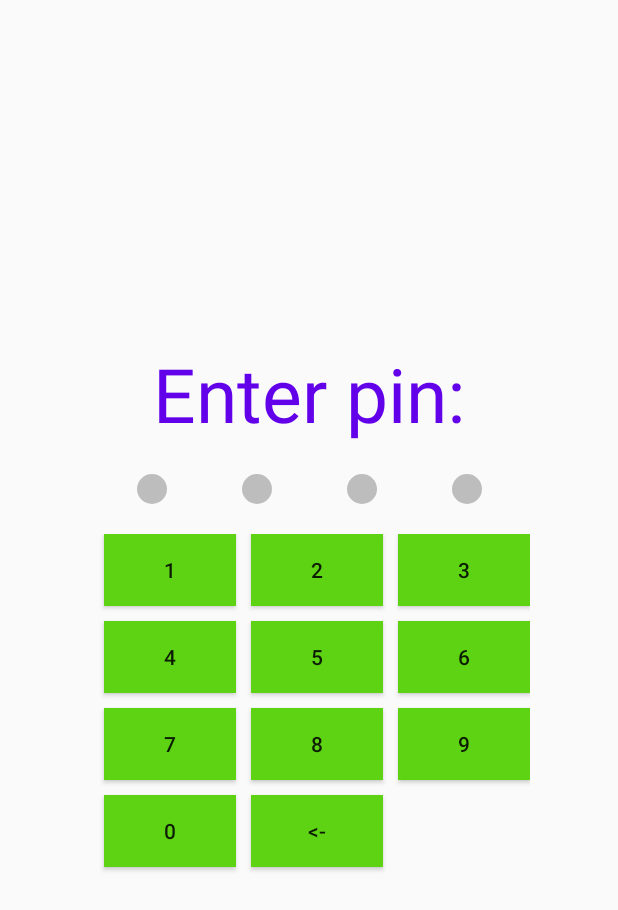
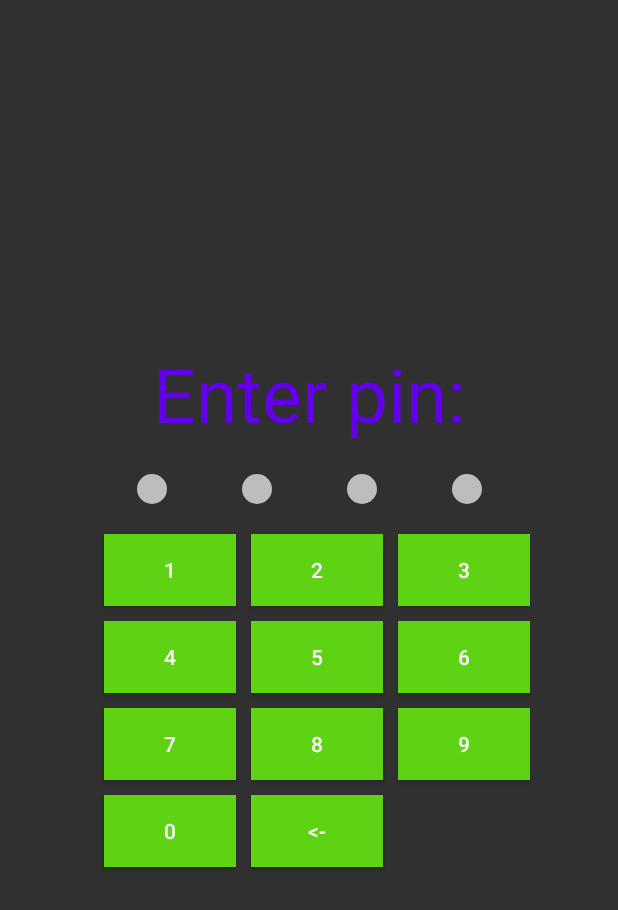
Before and after one commit to nastya996/demo_diplom, an Android app: the PinActivity screen opened directly, with no data from a screen before it, on a phone screen of 412 x 824 dp. Shown: the top 910 px of the screen. Run offline under Robolectric (Android 15) with nearby library versions, the phone set to English and light mode, and no system bars.

Commit message:
cleaning code

```diff
--- a/app/src/main/java/com/example/demo_diplom/KeyStore.java
+++ b/app/src/main/java/com/example/demo_diplom/KeyStore.java
@@ -7,4 +7,5 @@ public interface KeyStore {
     boolean checkPassword(String password);
 
     void saveNewPassword(String password);
+
 }
--- a/app/src/main/java/com/example/demo_diplom/PinActivity.java
+++ b/app/src/main/java/com/example/demo_diplom/PinActivity.java
@@ -2,15 +2,15 @@ package com.example.demo_diplom;
 
 import android.content.Intent;
 import android.content.SharedPreferences;
-import android.graphics.Color;
+
 import android.os.Bundle;
-import android.util.Log;
+
 import android.view.View;
 import android.widget.Toast;
 
 import androidx.appcompat.app.AppCompatActivity;
 
-import static com.example.demo_diplom.App.getKeyStore;
+
 
 public class PinActivity extends AppCompatActivity {
 
@@ -22,7 +22,7 @@ public class PinActivity extends AppCompatActivity {
     @Override
     protected void onCreate(Bundle savedInstanceState) {
         super.onCreate(savedInstanceState);
-        getSupportActionBar().hide();
+//        getSupportActionBar().hide();
         setContentView(R.layout.activity_login);
         initViews();
     }
@@ -127,4 +127,5 @@ public class PinActivity extends AppCompatActivity {
     }
 
 
+
 }
--- a/app/src/main/res/layout/activity_main.xml
+++ b/app/src/main/res/layout/activity_main.xml
@@ -17,7 +17,7 @@
             android:id="@+id/toolbar"
             android:layout_width="match_parent"
             android:layout_height="?attr/actionBarSize"
-            android:background="#64DD17"
+            android:background="#00695C"
             app:popupTheme="@style/AppTheme.PopupOverlay" />
 
     </com.google.android.material.appbar.AppBarLayout>
--- a/app/src/main/res/values/colors.xml
+++ b/app/src/main/res/values/colors.xml
@@ -1,7 +1,7 @@
 <?xml version="1.0" encoding="utf-8"?>
 <resources>
-    <color name="colorPrimary">#E65100</color>
-    <color name="colorPrimaryDark">#76FF03</color>
-    <color name="colorAccent">#FFC107</color>
+    <color name="colorPrimary">#00695C</color>
+    <color name="colorPrimaryDark">#004D40</color>
+    <color name="colorAccent">#00897B</color>
 
 </resources>
--- a/app/src/main/res/values/styles.xml
+++ b/app/src/main/res/values/styles.xml
@@ -1,14 +1,14 @@
 <resources>
 
     <!-- Base application theme. -->
-    <style name="AppTheme" parent="Theme.AppCompat.Light.DarkActionBar">
+    <style name="AppTheme" parent="Theme.AppCompat.NoActionBar">
         <!-- Customize your theme here. -->
         <item name="colorPrimary">@color/colorPrimary</item>
         <item name="colorPrimaryDark">@color/colorPrimaryDark</item>
         <item name="colorAccent">@color/colorAccent</item>
     </style>
 
-    <style name="AppTheme.NoActionBar">
+   <style name="AppTheme.NoActionBar">
         <item name="windowActionBar">false</item>
         <item name="windowNoTitle">true</item>
     </style>
```
Also changed, not shown: app/src/main/java/com/example/demo_diplom/SettingsActivity.java (+18 -9 lines).
